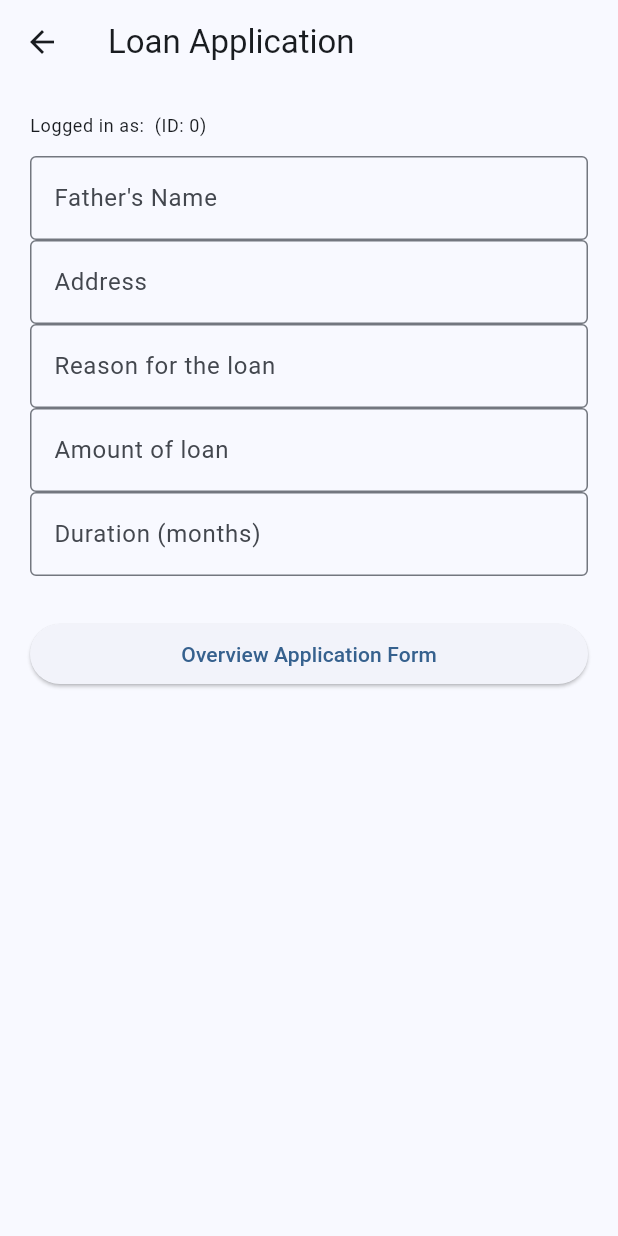
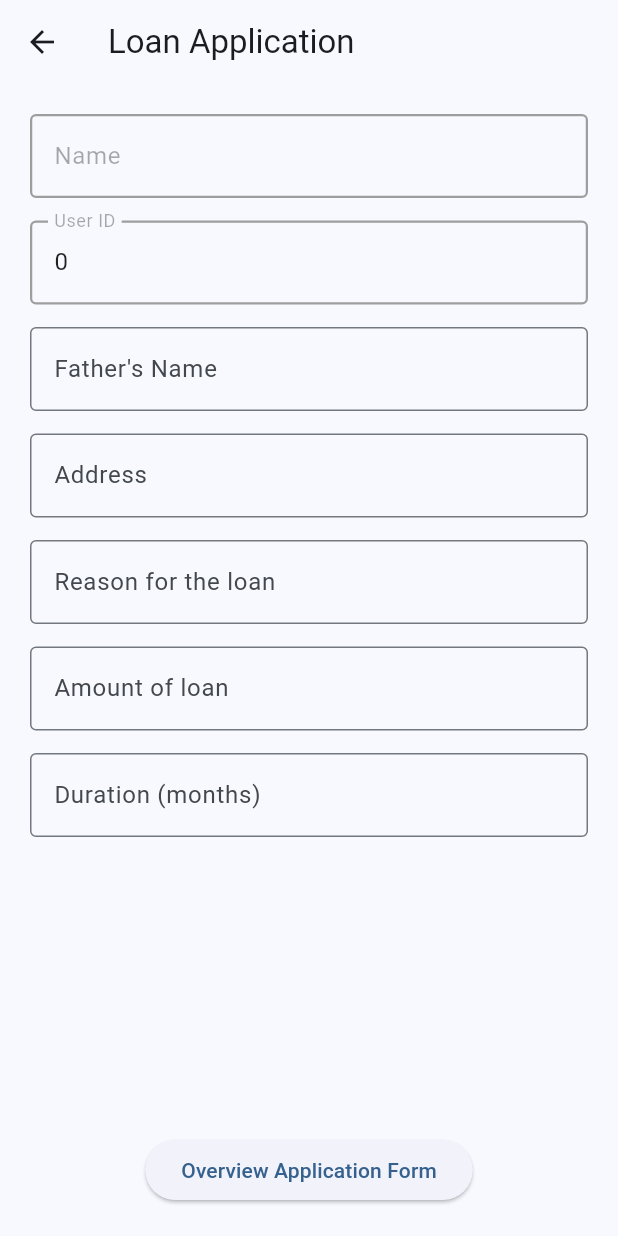
Before and after one commit to Rifat2969/micro_loan_management_system, a Flutter app: the LoanApplicationForm screen opened directly, on a phone screen of 412 x 824 dp. Run offline on Flutter 3.47's test engine with Material 3 defaults, Android fonts, the light colour scheme and no system bars; our stand-ins replace dio, flutter_secure_storage; accounts and stored records are empty.

Commit message:
commit-3

```diff
--- a/lib/views/loan_application_form.dart
+++ b/lib/views/loan_application_form.dart
@@ -18,6 +18,16 @@ class _LoanApplicationFormState extends State<LoanApplicationForm> {
   final _reasonController = TextEditingController();
   final _amountController = TextEditingController();
   final _durationController = TextEditingController();
+  late final TextEditingController _nameController;
+  late final TextEditingController _userIdController;
+
+  @override
+  void initState() {
+    super.initState();
+    final user = AuthService.I.currentUser;
+    _nameController = TextEditingController(text: user?.name ?? '');
+    _userIdController = TextEditingController(text: (user?.userId ?? 0).toString());
+  }
 
   @override
   void dispose() {
@@ -26,24 +36,39 @@ class _LoanApplicationFormState extends State<LoanApplicationForm> {
     _reasonController.dispose();
     _amountController.dispose();
     _durationController.dispose();
+    _nameController.dispose();
+    _userIdController.dispose();
     super.dispose();
   }
 
   @override
   Widget build(BuildContext context) {
     final user = AuthService.I.currentUser; // read-only display (if you want)
-    return Scaffold(
-      appBar: AppBar(title: const Text('Loan Application')),
-      body: Padding(
-        padding: const EdgeInsets.all(20),
-        child: Form(
-          key: _formKey,
-          child: ListView(
-            children: [
-              if (user != null) ...[
-                Text('Logged in as: ${user.name} (ID: ${user.userId})', style: Theme.of(context).textTheme.bodySmall),
-                const SizedBox(height: 12),
-              ],
+    final fields = [
+      TextFormField(
+        controller: _nameController,
+        style: const TextStyle(color: Colors.black87),
+        decoration: const InputDecoration(
+          labelText: "Name",
+          disabledBorder: OutlineInputBorder(
+            borderSide: BorderSide(color: Colors.grey, width: 1.5),
+          ),
+        ),
+        readOnly: true,
+        enabled: false,
+      ),
+      TextFormField(
+        controller: _userIdController,
+        style: const TextStyle(color: Colors.black87),
+        decoration: const InputDecoration(
+          labelText: "User ID",
+          disabledBorder: OutlineInputBorder(
+            borderSide: BorderSide(color: Colors.grey, width: 1.5),
+          ),
+        ),
+        readOnly: true,
+        enabled: false,
+      ),
       TextFormField(
         controller: _fatherController,
         decoration: const InputDecoration(labelText: "Father's Name"),
@@ -81,7 +106,30 @@ class _LoanApplicationFormState extends State<LoanApplicationForm> {
           return null;
         },
       ),
-              const SizedBox(height: 28),
+    ];
+    return Scaffold(
+      appBar: AppBar(title: const Text('Loan Application')),
+      body: Padding(
+        padding: const EdgeInsets.all(20),
+        child: Form(
+          key: _formKey,
+          child: Column(
+            children: [
+              Expanded(
+                child: ListView.builder(
+                  itemCount: fields.length,
+                  itemBuilder: (context, idx) {
+                    return Column(
+                      crossAxisAlignment: CrossAxisAlignment.stretch,
+                      children: [
+                        fields[idx],
+                        if (idx != fields.length - 1) const SizedBox(height: 15),
+                      ],
+                    );
+                  },
+                ),
+              ),
+              const SizedBox(height: 10),
               ElevatedButton(
                 onPressed: _showOverviewPage,
                 child: const Text('Overview Application Form'),
--- a/lib/views/loan_form.dart
+++ /dev/null
@@ -1,15 +0,0 @@
-// lib/views/loan_form.dart
-import 'package:flutter/material.dart';
-
-import 'loan_application_form.dart';
-
-/// Legacy wrapper so old routes using LoanForm still work.
-/// All real logic lives in LoanApplicationForm.
-class LoanForm extends StatelessWidget {
-  const LoanForm({super.key});
-
-  @override
-  Widget build(BuildContext context) {
-    return LoanApplicationForm();
-  }
-}
```
Lines whose indentation alone changed are shown as unchanged.
